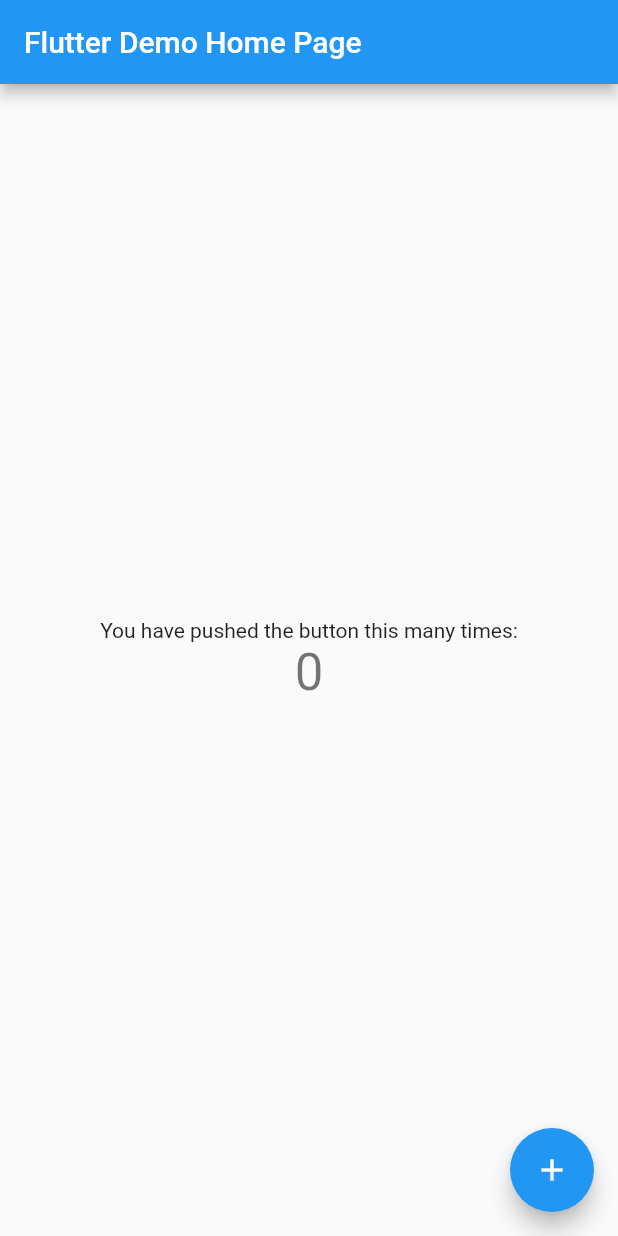
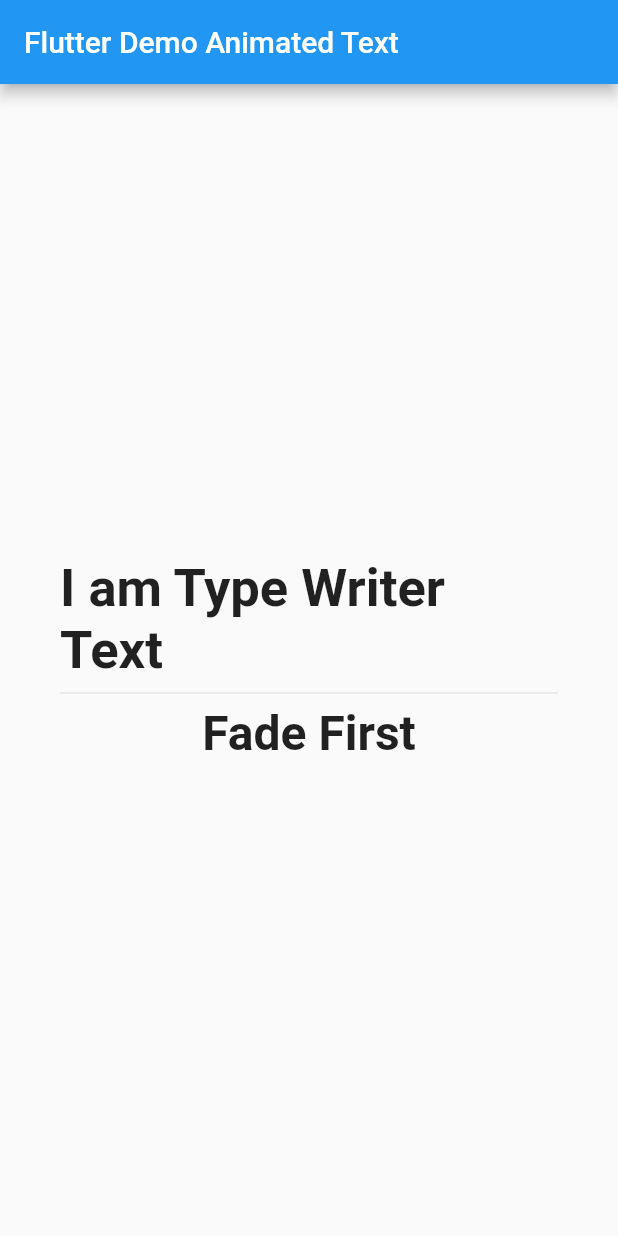
Before and after one commit to thetechgirlgita/AnimatedText, a Flutter app: the screen it shows after launch, on a phone screen of 412 x 824 dp. Run offline on Flutter 3.47's test engine with Material 2 defaults, Android fonts, the phone set to English and light mode, and no system bars; drawn by our look-alikes of animated_text_kit; Roboto replaces fonts that are missing (Horizon).

Commit message:
Adding TypeWriter and Fade text

```diff
--- a/lib/main.dart
+++ b/lib/main.dart
@@ -1,4 +1,5 @@
 import 'package:flutter/material.dart';
+import 'package:animated_text_kit/animated_text_kit.dart';
 
 void main() {
   runApp(const MyApp());
@@ -11,35 +12,18 @@ class MyApp extends StatelessWidget {
   @override
   Widget build(BuildContext context) {
     return MaterialApp(
-      title: 'Flutter Demo',
+      title: 'Animated Text',
       theme: ThemeData(
-        // This is the theme of your application.
-        //
-        // Try running your application with "flutter run". You'll see the
-        // application has a blue toolbar. Then, without quitting the app, try
-        // changing the primarySwatch below to Colors.green and then invoke
-        // "hot reload" (press "r" in the console where you ran "flutter run",
-        // or simply save your changes to "hot reload" in a Flutter IDE).
-        // Notice that the counter didn't reset back to zero; the application
         // is not restarted.
         primarySwatch: Colors.blue,
       ),
-      home: const MyHomePage(title: 'Flutter Demo Home Page'),
+      home: const MyHomePage(title: 'Flutter Demo Animated Text'),
     );
   }
 }
 
 class MyHomePage extends StatefulWidget {
   const MyHomePage({super.key, required this.title});
-
-  // This widget is the home page of your application. It is stateful, meaning
-  // that it has a State object (defined below) that contains fields that affect
-  // how it looks.
-
-  // This class is the configuration for the state. It holds the values (in this
-  // case the title) provided by the parent (in this case the App widget) and
-  // used by the build method of the State. Fields in a Widget subclass are
-  // always marked "final".
 
   final String title;
 
@@ -48,68 +32,47 @@ class MyHomePage extends StatefulWidget {
 }
 
 class _MyHomePageState extends State<MyHomePage> {
-  int _counter = 0;
-
-  void _incrementCounter() {
-    setState(() {
-      // This call to setState tells the Flutter framework that something has
-      // changed in this State, which causes it to rerun the build method below
-      // so that the display can reflect the updated values. If we changed
-      // _counter without calling setState(), then the build method would not be
-      // called again, and so nothing would appear to happen.
-      _counter++;
-    });
-  }
-
   @override
   Widget build(BuildContext context) {
-    // This method is rerun every time setState is called, for instance as done
-    // by the _incrementCounter method above.
-    //
-    // The Flutter framework has been optimized to make rerunning build methods
-    // fast, so that you can just rebuild anything that needs updating rather
-    // than having to individually change instances of widgets.
     return Scaffold(
         appBar: AppBar(
-        // Here we take the value from the MyHomePage object that was created by
-        // the App.build method, and use it to set our appbar title.
           title: Text(widget.title),
         ),
-      body: Center(
-        // Center is a layout widget. It takes a single child and positions it
-        // in the middle of the parent.
-        child: Column(
-          // Column is also a layout widget. It takes a list of children and
-          // arranges them vertically. By default, it sizes itself to fit its
-          // children horizontally, and tries to be as tall as its parent.
-          //
-          // Invoke "debug painting" (press "p" in the console, choose the
-          // "Toggle Debug Paint" action from the Flutter Inspector in Android
-          // Studio, or the "Toggle Debug Paint" command in Visual Studio Code)
-          // to see the wireframe for each widget.
-          //
-          // Column has various properties to control how it sizes itself and
-          // how it positions its children. Here we use mainAxisAlignment to
-          // center the children vertically; the main axis here is the vertical
-          // axis because Columns are vertical (the cross axis would be
-          // horizontal).
-          mainAxisAlignment: MainAxisAlignment.center,
-          children: <Widget>[
-            const Text(
-              'You have pushed the button this many times:',
+        body: Padding(
+              padding: EdgeInsets.all(40),
+              child:
+        Column(mainAxisAlignment: MainAxisAlignment.center,
+        crossAxisAlignment: CrossAxisAlignment.center,
+         children: [
+           AnimatedTextKit(animatedTexts: [
+                TypewriterAnimatedText(
+                  "I am Type Writer Text",
+                  textStyle: TextStyle(
+                    fontFamily: "Horizon",
+                    fontSize: 35,
+                    fontWeight: FontWeight.bold,
                   ),
-            Text(
-              '$_counter',
-              style: Theme.of(context).textTheme.headlineMedium,
+                  speed: const Duration(milliseconds: 300),
+                )
+              ],
+              totalRepeatCount: 4,
+
               ),
+              Divider(),
+
+AnimatedTextKit(
+  animatedTexts: [
+    FadeAnimatedText(
+      'Fade First',
+      textStyle: TextStyle(fontSize: 32.0, fontWeight: FontWeight.bold),
+    ),
+    // ScaleAnimatedText( // this is for Enlarge the text in animation.
+    //   'Then Scale',
+    //   textStyle: TextStyle(fontSize: 70.0, fontFamily: 'Canterbury'),
+    // ),
   ],
 ),
-      ),
-      floatingActionButton: FloatingActionButton(
-        onPressed: _incrementCounter,
-        tooltip: 'Increment',
-        child: const Icon(Icons.add),
-      ), // This trailing comma makes auto-formatting nicer for build methods.
-    );
+
+        ])));
   }
 }
```
Also changed, not shown: pubspec.yaml (+6 -32 lines), pubspec.lock. Lines whose indentation alone changed are shown as unchanged.
